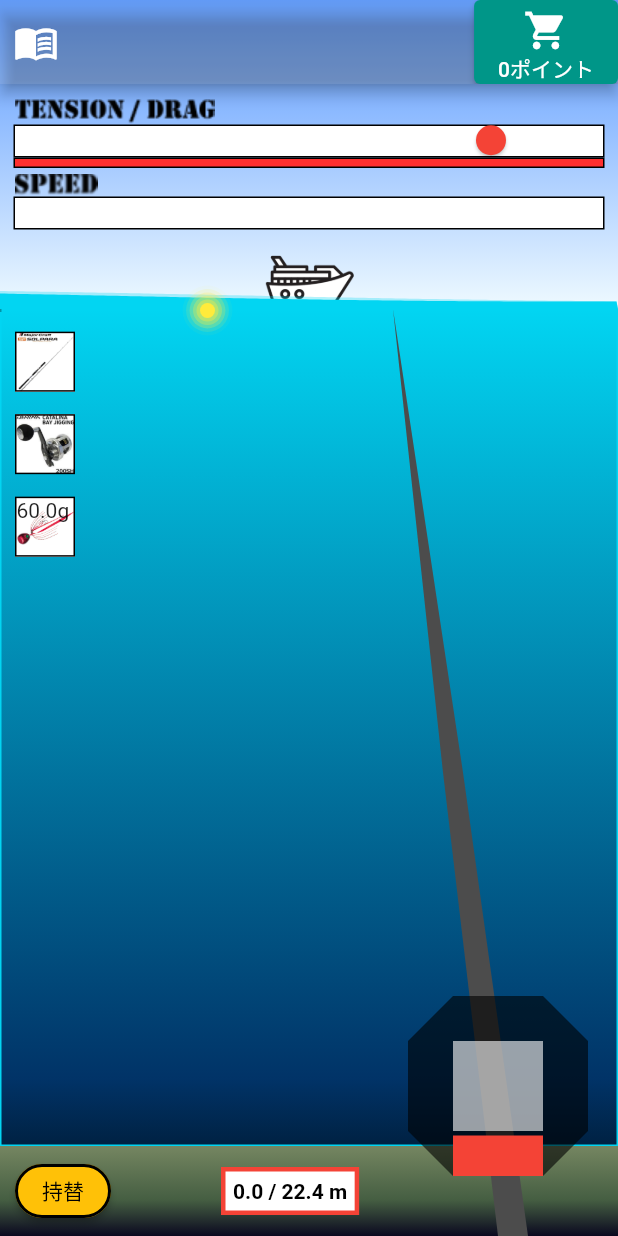
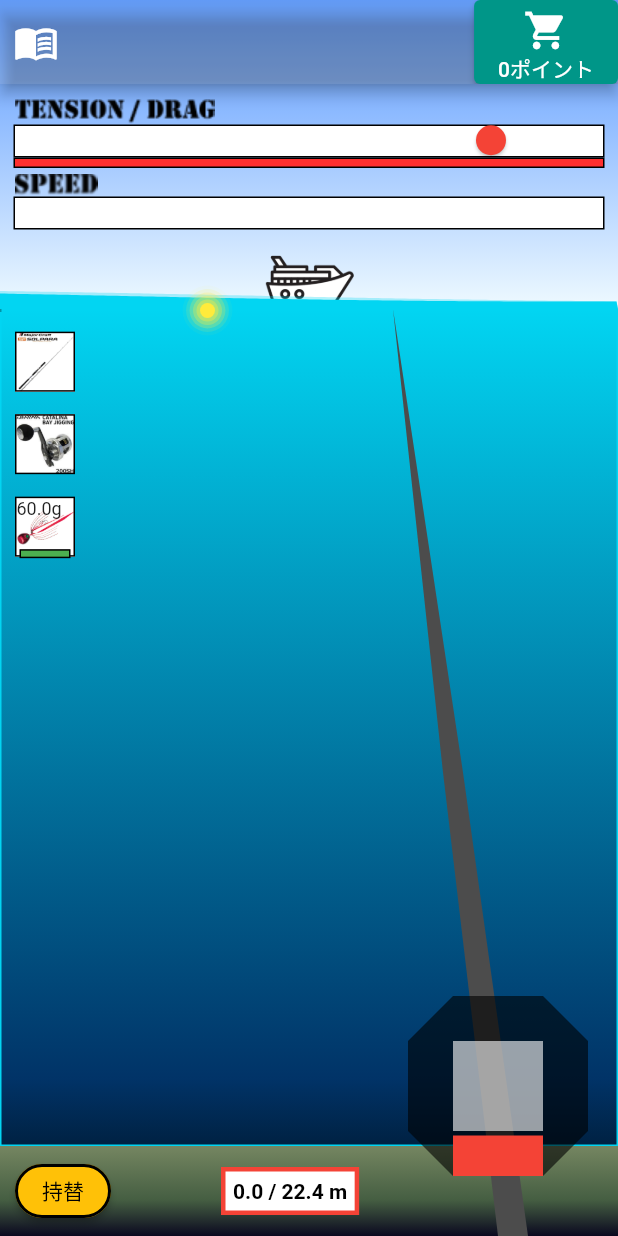
Before and after one commit to tsunagutn/fish_flutter, a Flutter app: the Fishing screen opened by its route, after a tap on "持替", on a phone screen of 412 x 824 dp. Run offline on Flutter 3.47's test engine with Material 2 defaults, Android fonts, the phone set to English and light mode, and no system bars; our stand-ins replace shared_preferences; missing offline and left inert: dart:html; accounts and stored records are empty.

Commit message:
20211224

```diff
--- a/lib/Model/HaveTackleModel.dart
+++ b/lib/Model/HaveTackleModel.dart
@@ -10,15 +10,15 @@ class HaveTackleModel {
   HaveTackleModel() {
     //テスト用 初期所持ルアーを登録
     haveLures
-        .add(new HaveLureModel(id: 0, lureId: 0, lureHp: -1, flgUse: false));
+        .add(new HaveLureModel(id: 0, lureId: 0, lureHp: 0, flgUse: false));
     haveLures
-        .add(new HaveLureModel(id: 1, lureId: 1, lureHp: 700, flgUse: true));
+        .add(new HaveLureModel(id: 1, lureId: 1, lureHp: 500, flgUse: true));
     haveLures
-        .add(new HaveLureModel(id: 2, lureId: 2, lureHp: 700, flgUse: false));
+        .add(new HaveLureModel(id: 2, lureId: 2, lureHp: 800, flgUse: false));
     haveLures
-        .add(new HaveLureModel(id: 3, lureId: 3, lureHp: 700, flgUse: false));
+        .add(new HaveLureModel(id: 3, lureId: 3, lureHp: 1000, flgUse: false));
     haveLures
-        .add(new HaveLureModel(id: 4, lureId: 4, lureHp: 700, flgUse: false));
+        .add(new HaveLureModel(id: 4, lureId: 4, lureHp: 5000, flgUse: false));
     haveLures
         .add(new HaveLureModel(id: 5, lureId: 4, lureHp: 5000, flgUse: false));
     haveLures
--- a/lib/View/Fishing.dart
+++ b/lib/View/Fishing.dart
@@ -57,11 +57,13 @@
 //済・ワンタッチで回収ボタン
 //済・船動かすときにポイント使うようにする
 //済・超過画面出すときに画面全体光らす
+//済・ゲームオーバー無しにする
+//済・ルアー耐久システム
+//・店
 //・雲
-//済・ゲームオーバー無しにする
+//・時合度が低いのが続かんようにするか、高くできるようにする
 //・王冠つきじゃないと詳細アンロックしない
 //・魚種毎に実績
-//・ルアー耐久システム
 //・設定画面 合わせの強さ調節
 //・音
 //・実績
@@ -541,7 +543,7 @@ class _FishingState extends State<Fishing> with TickerProviderStateMixin {
       if (_nowLineHp < 0) {
         //糸切れ
         debugPrint("いときれ");
-        //HITメッセージ
+        //メッセージ
         _centerTextMain = "BREAK";
         _centerTextMainColor = Colors.red;
         _centerTextSub = "糸が切れちまった!";
@@ -631,6 +633,24 @@ class _FishingState extends State<Fishing> with TickerProviderStateMixin {
         " / " +
         ((_maxDepth).round() / 10).toStringAsFixed(1) +
         ' m';
+
+    //使用中ルアーのHP減算
+    HaveLureModel lure = haveTackle.getUseLure();
+    //針は対象外
+    if (lure.lureId != 0) {
+      //テンションに応じたダメージを与える
+      lure.lureHp -= (_tension / 100).floor();
+      if (lure.lureHp < 0.0) {
+        //ルアーがめげた
+        haveTackle.lostLure(lure.id);
+        //メッセージ
+        _centerTextMain = "BROKEN";
+        _centerTextMainColor = Colors.blue;
+        _centerTextSub = "ルアーが破壊!";
+        _centerTextSubColor = Colors.yellow;
+        startCenterInfo();
+      }
+    }
 
     //光点表示位置設定
     if (_takclePositionLeft) {
@@ -1527,8 +1547,10 @@ class _FishingState extends State<Fishing> with TickerProviderStateMixin {
                                     child: CustomPaint(
                                       painter: new SliderPainter(
                                         height: 5,
-                                        activeColor:
-                                            Colors.red.withOpacity(0.7),
+                                        activeColor: getRaitoColor(_hitScanCnt /
+                                            (FISH_TABLE.fishs[_fishidx].hp +
+                                                (FISH_TABLE.fishs[_fishidx].hp *
+                                                    _fishSize))),
                                         inactiveColor: Colors.white,
                                         value: _hitScanCnt /
                                             (FISH_TABLE.fishs[_fishidx].hp +
@@ -1718,7 +1740,7 @@ class _FishingState extends State<Fishing> with TickerProviderStateMixin {
                                     tackleIconSize: 40.0,
                                     imagePath: 'Assets/Images/rod.png',
                                     flgSelect: false,
-                                      subText: '')),
+                                  )),
                               //リール
                               GestureDetector(
                                   onTap: () async {
@@ -1732,8 +1754,7 @@ class _FishingState extends State<Fishing> with TickerProviderStateMixin {
                                   child: tackleIcon(
                                       tackleIconSize: 40.0,
                                       imagePath: 'Assets/Images/reel.png',
-                                      flgSelect: false,
-                                      subText: '')),
+                                      flgSelect: false)),
                               //ルアー
                               GestureDetector(
                                   onTap: () async {
@@ -1759,7 +1780,12 @@ class _FishingState extends State<Fishing> with TickerProviderStateMixin {
                                                   .lureId)
                                               .weight
                                               .toString() +
-                                          'g')),
+                                          'g',
+                                      hp: haveTackle.getUseLure().lureHp,
+                                      maxHp: lures
+                                          .getLureData(
+                                              haveTackle.getUseLure().lureId)
+                                          .hp)),
                             ],
                           ),
                         ),
@@ -1859,8 +1885,7 @@ class _FishingState extends State<Fishing> with TickerProviderStateMixin {
                                               flgSelect:
                                                   _selectTacleIcon == 'rod'
                                                       ? true
-                                                      : false,
-                                              subText: '')),
+                                                      : false)),
                                     ),
 
                                     //リール
@@ -1879,8 +1904,7 @@ class _FishingState extends State<Fishing> with TickerProviderStateMixin {
                                               flgSelect:
                                                   _selectTacleIcon == 'reel'
                                                       ? true
-                                                      : false,
-                                              subText: '')),
+                                                      : false)),
                                     ),
                                     //ルアー
                                     GestureDetector(
@@ -1909,7 +1933,15 @@ class _FishingState extends State<Fishing> with TickerProviderStateMixin {
                                                           .lureId)
                                                       .weight
                                                       .toString() +
-                                                  'g')),
+                                                  'g',
+                                              hp: haveTackle
+                                                  .getUseLure()
+                                                  .lureHp,
+                                              maxHp: lures
+                                                  .getLureData(haveTackle
+                                                      .getUseLure()
+                                                      .lureId)
+                                                  .hp)),
                                     ),
                                   ],
                                 ),
@@ -1949,8 +1981,7 @@ class _FishingState extends State<Fishing> with TickerProviderStateMixin {
                                                         tackleIconSize: 40.0,
                                                         imagePath: 'Assets/Images/' +
                                                             lures
-                                                                .getLureData(
-                                                                    haveTackle
+                                                                .getLureData(haveTackle
                                                                     .haveLures[
                                                                         index]
                                                                     .lureId)
@@ -1967,12 +1998,13 @@ class _FishingState extends State<Fishing> with TickerProviderStateMixin {
                                                         subText: lures
                                                                 .getLureData(
                                                                     haveTackle
-                                                                        .haveLures[
-                                                                            index]
+                                                                        .haveLures[index]
                                                                         .lureId)
                                                                 .weight
                                                                 .toString() +
-                                                            'g')),
+                                                            'g',
+                                                        hp: haveTackle.haveLures[index].lureHp,
+                                                        maxHp: lures.getLureData(haveTackle.haveLures[index].lureId).hp)),
                                               ),
                                             ]);
                                           },
@@ -2261,8 +2293,11 @@ class _FishingState extends State<Fishing> with TickerProviderStateMixin {
     required double tackleIconSize,
     required String imagePath,
     required bool flgSelect,
-    required String subText,
+    String subText = '',
+    int hp = 0,
+    int maxHp = 0,
   }) {
+    final value = hp / maxHp;
     return SizedBox(
       width: tackleIconSize,
       height: tackleIconSize,
@@ -2279,11 +2314,39 @@ class _FishingState extends State<Fishing> with TickerProviderStateMixin {
                   BlendMode.dstATop),
               fit: BoxFit.contain),
         ),
-        child: Text(subText),
+        child: Column(
+          mainAxisAlignment: MainAxisAlignment.spaceBetween,
+          crossAxisAlignment: CrossAxisAlignment.start,
+          children: [
+            Text(
+              subText,
+              style: TextStyle(fontSize: 12),
+            ),
+            Visibility(
+              visible: (maxHp > 0),
+              child: Container(
+                margin: EdgeInsets.all(3),
+                child: CustomPaint(
+                  painter: new SliderPainter(
+                    height: 4,
+                    activeColor: getRaitoColor(value),
+                    inactiveColor: Colors.white,
+                    value: value,
+                    backRadius: 0,
+                    maxBackRadius: 0,
+                    flgShaKe: false,
+                  ),
+                  child: Container(),
+                ),
+              ),
+            ),
+          ],
+        ),
       ),
     );
   }
 
+  //ルアーの能力チャート描画
   List<RadarChartItemModel> getLureRadarChartItem() {
     List<RadarChartItemModel> ret = [];
     ret.add(new RadarChartItemModel(
@@ -2296,6 +2359,13 @@ class _FishingState extends State<Fishing> with TickerProviderStateMixin {
         itemName: 'ｼｬｸﾘ',
         value: lures.getLureData(haveTackle.getUseLure().lureId).jerk));
     return ret;
+  }
+
+  //割合によって色を返す
+  Color getRaitoColor(double raito) {
+    if (raito > 0.7) return Colors.green;
+    if (raito > 0.3) return Colors.amber;
+    return Colors.red;
   }
 }
 
--- a/lib/widget/SliderPainter.dart
+++ b/lib/widget/SliderPainter.dart
@@ -47,6 +47,11 @@ class SliderPainter extends CustomPainter {
       dragShaKeX = 5 - (new math.Random()).nextInt(9);
       dragShaKeY = 5 - (new math.Random()).nextInt(9);
     }
+
+    double val = this.value;
+    if (val < 0.0) val = 0.0;
+    if (val > 1.0) val = 1.0;
+
     var paint = Paint();
 
     // paint.color = Colors.greenAccent;
@@ -118,8 +123,8 @@ class SliderPainter extends CustomPainter {
       ..strokeWidth = 2;
     path.moveTo(leftStart, topStart);
     path.lineTo(leftStart, topEnd);
-    path.lineTo(leftEnd * this.value, topEnd);
-    path.lineTo(leftEnd * this.value, topStart);
+    path.lineTo(leftEnd * val, topEnd);
+    path.lineTo(leftEnd * val, topStart);
     path.close();
     canvas.drawPath(path, paint);
 
@@ -129,8 +134,8 @@ class SliderPainter extends CustomPainter {
       ..strokeCap = StrokeCap.round
       ..style = PaintingStyle.fill;
     //..strokeWidth = 2;
-    path.moveTo((leftEnd * this.value), topStart);
-    path.lineTo((leftEnd * this.value), topEnd);
+    path.moveTo((leftEnd * val), topStart);
+    path.lineTo((leftEnd * val), topEnd);
     path.lineTo(leftEnd, topEnd);
     path.lineTo(leftEnd, topStart);
     path.close();
```
Also changed, not shown: docs/assets/AssetManifest.json (+1 -1 lines), docs/assets/Assets/Images/hari.png (added), docs/assets/Assets/Images/slowjig.png (added), 3 other files. Lines whose indentation alone changed are shown as unchanged.
